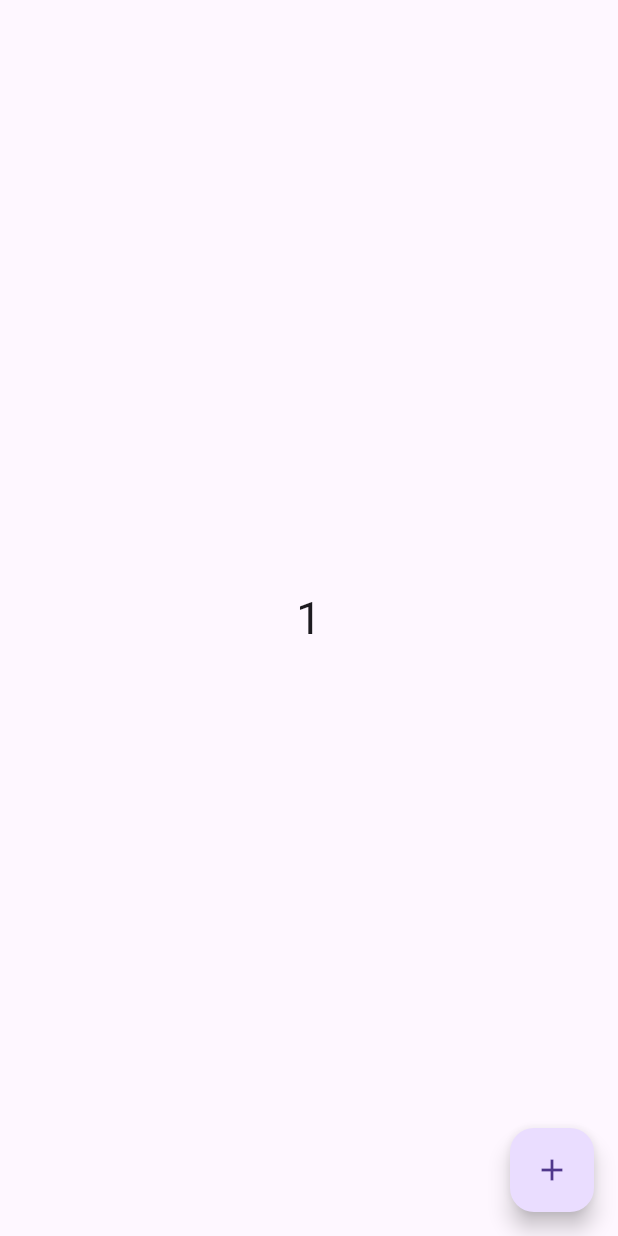
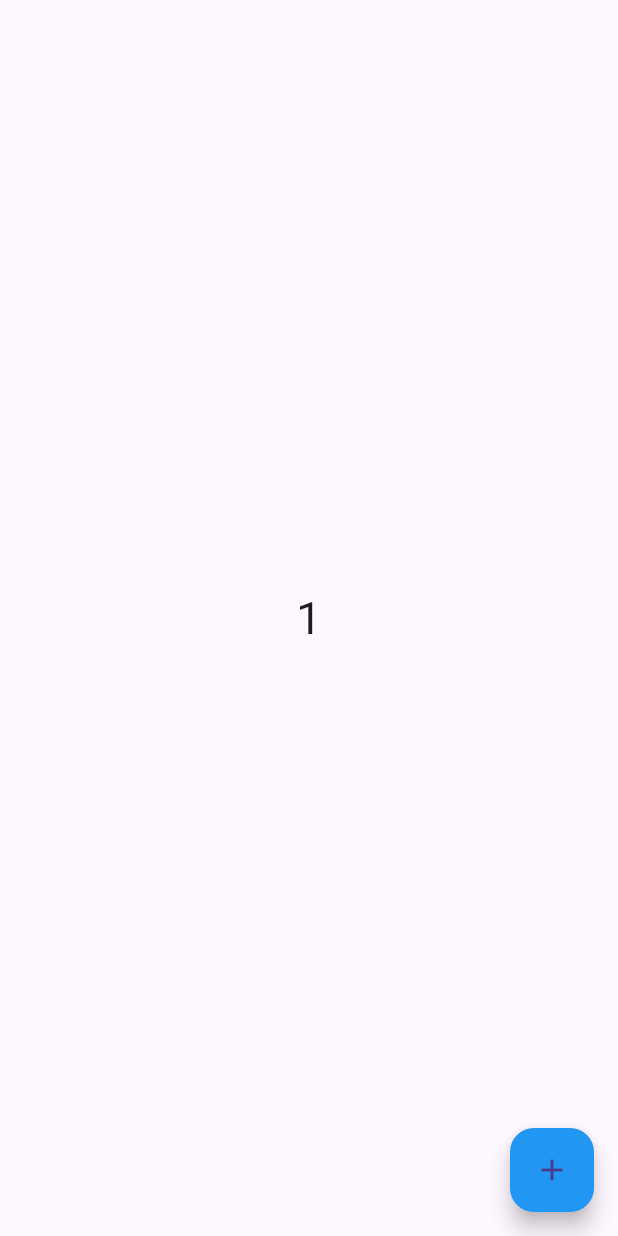
Before and after one commit to rheayang03/When-To-Use-Stateless-Or-Stateful, a Flutter app: the screen it shows after launch, after a tap on the "add" icon, on a phone screen of 412 x 824 dp. Run offline on Flutter 3.47's test engine with Material 3 defaults, Android fonts, the phone set to English and light mode, and no system bars; network calls fail.

Commit message:
Updated main.dart and added counter_stateful_demo.dart

```diff
--- a/lib/counter_stateful_demo.dart
+++ b/lib/counter_stateful_demo.dart
@@ -1,14 +1,14 @@
 import 'package:flutter/material.dart';
 
 class CounterStateful extends StatefulWidget {
-  const CounterStateful({Key? key}) : super(key: key);
+  final Color buttonColor;
+
+  // Fixed constructor (comma instead of period) and 'final' added
+  const CounterStateful({Key? key, required this.buttonColor})
+      : super(key: key);
 
   @override
-  State<CounterStateful> createState() {
-    State<CounterStateful> stateClassAssociatedWithThisWidget =
-        _CounterStatefulState();
-    return stateClassAssociatedWithThisWidget;
-  }
+  State<CounterStateful> createState() => _CounterStatefulState();
 }
 
 class _CounterStatefulState extends State<CounterStateful> {
@@ -25,10 +25,9 @@ class _CounterStatefulState extends State<CounterStateful> {
   Widget build(BuildContext context) {
     return Scaffold(
       floatingActionButton: FloatingActionButton(
+        backgroundColor: widget.buttonColor,
         child: Icon(Icons.add),
-        onPressed: () {
-          increment();
-        },
+        onPressed: increment,
       ),
       body: Center(
         child: Text(
--- a/lib/main.dart
+++ b/lib/main.dart
@@ -11,7 +11,7 @@ class ChatApp extends StatelessWidget {
     return MaterialApp(
       title: "Chat App!!!",
       theme: ThemeData(primarySwatch: Colors.yellow),
-      home: CounterStateful(),
+      home: CounterStateful(buttonColor: Colors.blue),
     );
   }
 }
```
